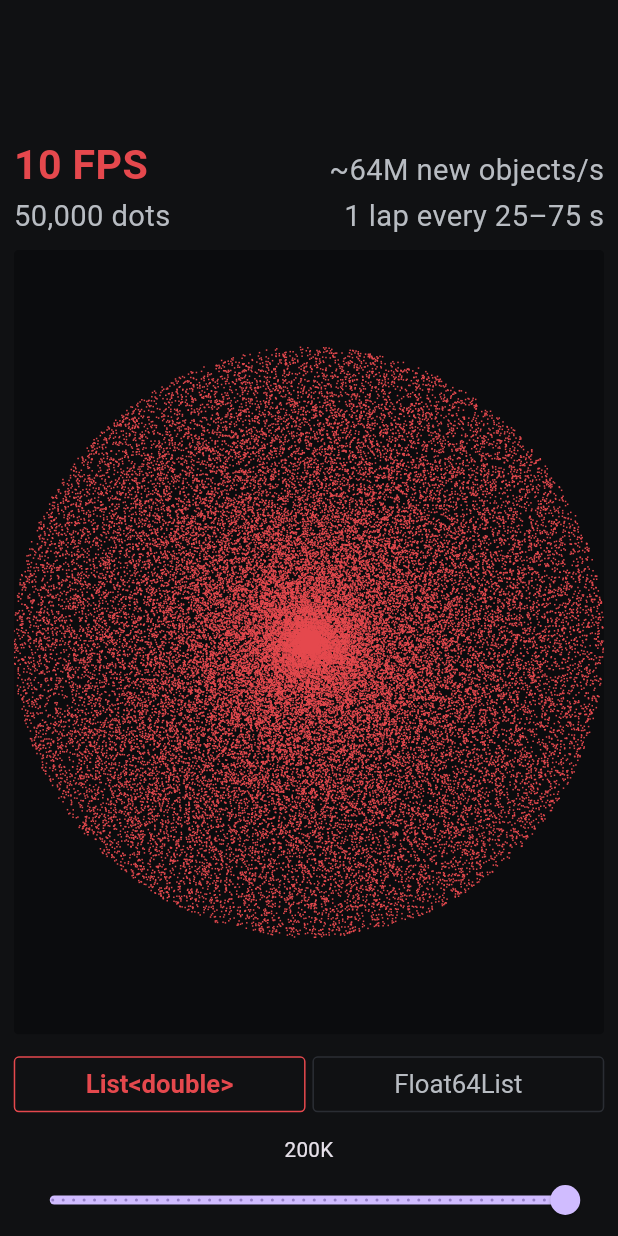
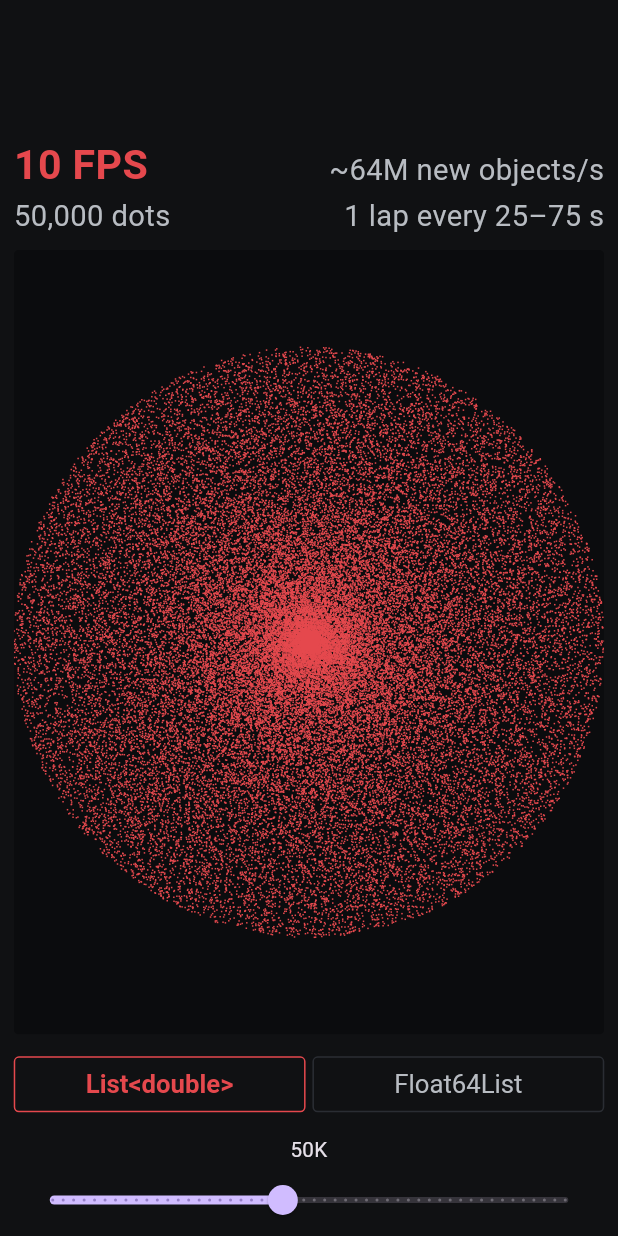
Before and after one commit to AhmedAbdoElhawary/flutter-advanced-performance, a Flutter app: the BenchPage screen opened directly, on a phone screen of 412 x 824 dp. Run offline on Flutter 3.47's test engine with Material 3 defaults, Android fonts, the phone set to English and light mode, and no system bars; our stand-ins replace material_ui.

Commit message:
rewrite some stuff

```diff
--- a/lib/home_page.dart
+++ b/lib/home_page.dart
@@ -1,6 +1,6 @@
 import 'package:material_ui/material_ui.dart';
 
-import 'list_vs_flloat64/bench_page.dart';
+import 'list_vs_float64/bench_page.dart';
 import 'scale.dart';
 
 class HomePage extends StatelessWidget {
--- a/lib/list_vs_flloat64/bench_page.dart
+++ b/lib/list_vs_float64/bench_page.dart
@@ -16,7 +16,7 @@ class _BenchPageState extends State<BenchPage> {
   int _count = 50000;
 
   /// only the slider moves while dragging, rebuilding the simulation every tick is too heavy
-  double _sliderValue = 200000;
+  double _sliderValue = 50000;
 
   @override
   Widget build(BuildContext context) {
@@ -57,7 +57,7 @@ class _BenchPageState extends State<BenchPage> {
               Slider(
                 value: _sliderValue,
                 min: 10000,
-                max: 200000,
+                max: 100000,
                 divisions: 49,
                 onChanged: (value) => setState(() => _sliderValue = value),
                 onChangeEnd: (value) => setState(() => _count = value.toInt()),
--- a/lib/list_vs_flloat64/simulation.dart
+++ b/lib/list_vs_float64/simulation.dart
@@ -64,7 +64,10 @@ abstract class CustomSimulation extends ChangeNotifier {
 }
 
 class ListSimulation extends CustomSimulation {
-  ListSimulation(super.count) : _x = _zeros(count), _y = _zeros(count), _speed = _zeros(count) {
+  ListSimulation(super.count)
+    : _x = _zeros(count),
+      _y = _zeros(count),
+      _speed = _zeros(count) {
     seed((i, x, y, speed) {
       _x[i] = x;
       _y[i] = y;
@@ -72,7 +75,7 @@ class ListSimulation extends CustomSimulation {
     });
   }
 
-  static List<double> _zeros(int count) => List.generate(count, (_) => 0.0);
+  static List<double> _zeros(int count) => List.filled(count, 0.0);
 
   final List<double> _x;
   final List<double> _y;
--- a/lib/list_vs_flloat64/simulation_view.dart
+++ b/lib/list_vs_float64/simulation_view.dart
@@ -3,7 +3,7 @@ import 'dart:ui' show PointMode;
 
 import 'package:material_ui/material_ui.dart';
 import 'package:flutter/scheduler.dart';
-import 'package:flutter_advanced_performance/list_vs_flloat64/simulation.dart';
+import 'package:flutter_advanced_performance/list_vs_float64/simulation.dart';
 import 'package:flutter_advanced_performance/scale.dart';
 
 class SimulationView extends StatefulWidget {
```
